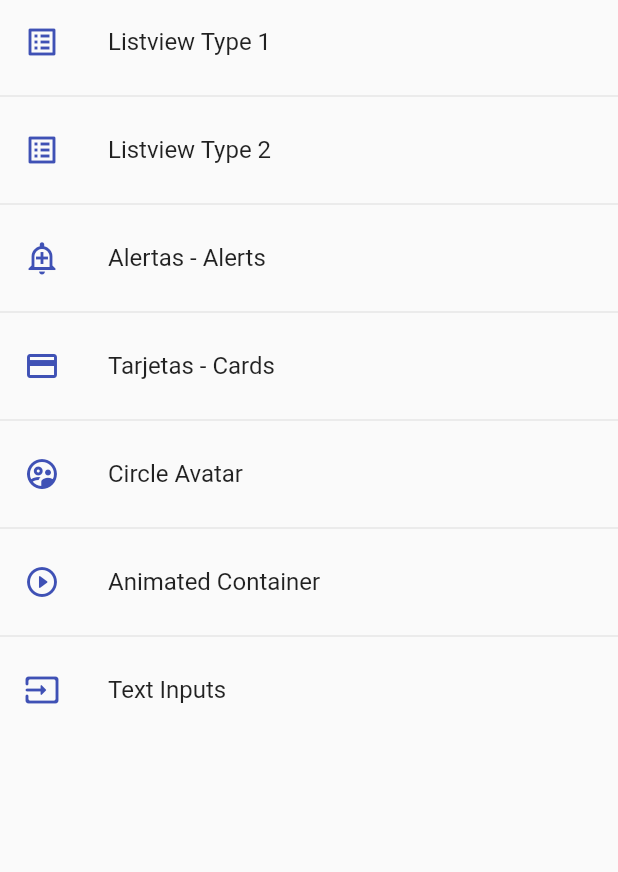
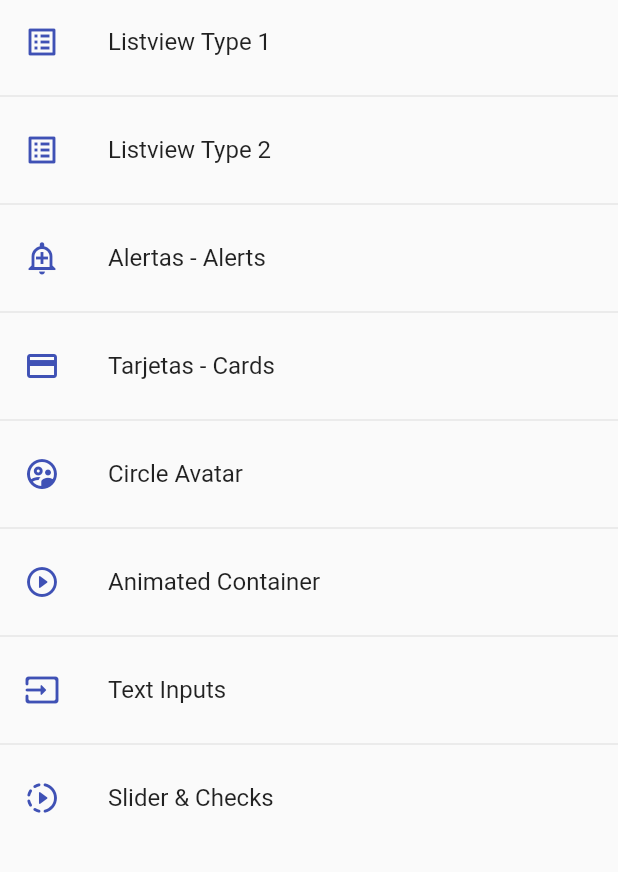
Before and after one commit to gilrg18/Flutter-Dart, a Flutter app: the screen it shows after launch, on a phone screen of 412 x 824 dp, the part 84-956 px from its top. Run offline on Flutter 3.47's test engine with Material 2 defaults, Android fonts, the phone set to English and light mode, and no system bars.

Commit message:
Slider Widget

```diff
--- a/flutter_components_app/lib/router/app_routes.dart
+++ b/flutter_components_app/lib/router/app_routes.dart
@@ -46,6 +46,11 @@ class AppRoutes {
         name: 'Text Inputs',
         screen: const InputsScreen(),
         icon: Icons.input_rounded),
+    MenuOption(
+        route: 'Slider',
+        name: 'Slider & Checks',
+        screen: const SliderScreen(),
+        icon: Icons.slow_motion_video_rounded),
   ];
 
   static Map<String, Widget Function(BuildContext)> getAppRoutes() {
--- a/flutter_components_app/lib/screens/screens.dart
+++ b/flutter_components_app/lib/screens/screens.dart
@@ -6,3 +6,4 @@ export 'package:flutter_components_app/screens/home_screen.dart';
 export 'package:flutter_components_app/screens/avatar_screen.dart';
 export 'package:flutter_components_app/screens/animated_screen.dart';
 export 'package:flutter_components_app/screens/inputs_screen.dart';
+export 'package:flutter_components_app/screens/slider_screen.dart';
```
Also changed, not shown: flutter_components_app/lib/screens/slider_screen.dart (added, +51 -0 lines).
